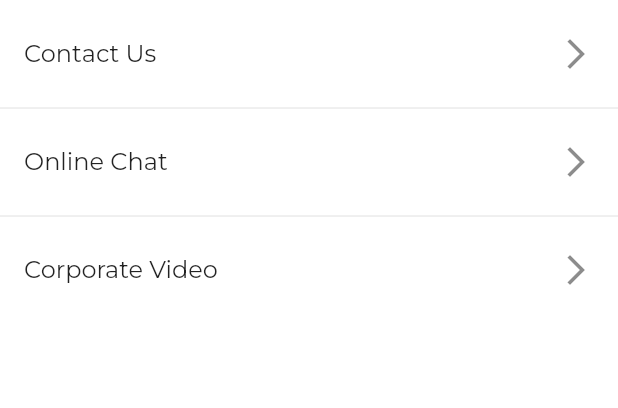
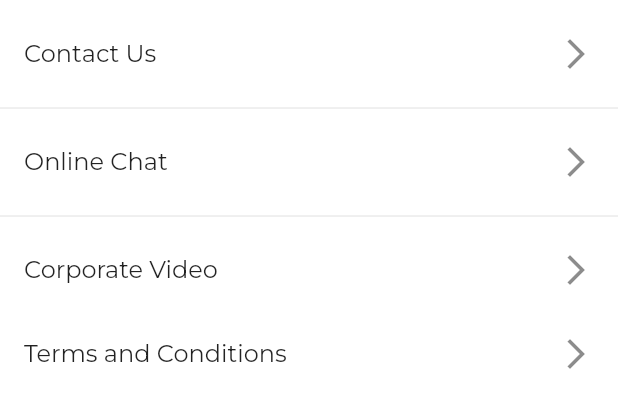
Before and after one commit to akwadqa/widam, a Flutter app: the ReachOutUs widget shown alone on an empty page, opened directly, on a phone screen of 412 x 824 dp. Shown: the top 408 px of the screen. Run offline on Flutter 3.47's test engine with Material 3 defaults, Android fonts, the phone set to English and light mode, and no system bars; our stand-ins replace auto_route, cached_network_image, carousel_slider, chewie, dio, dots_indicator and 33 more; missing offline and left inert: dart:html, firebase_ui_database, flutter_cupertino_date_picker_fork, flutter_polyline_points_plus, map_launcher, mobile_scanner and 6 more; accounts and stored records are empty; generated files the repository leaves out were written again; network calls fail; project files that could hold a hidden picture were left out.

Commit message:
- Fix edit profile hangout user data. -Add tems and condetion in settings.

```diff
--- a/lib/src/constants/services_urls.dart
+++ b/lib/src/constants/services_urls.dart
@@ -1,8 +1,8 @@
 abstract class ServicesUrls {
   //!Development
-  static const String domain = 'https://widam.akwad.qa';
+  // static const String domain = 'https://widam.akwad.qa';
   // !Production
-  // static const String domain = 'https://app.widam.com.qa';
+  static const String domain = 'https://app.widam.com.qa';
   static const String baseUrl = '$domain/api/method/widam_delivery';
   static const String googleMapsBaseUrl =
       'https://maps.googleapis.com/maps/api';
--- a/lib/src/features/auth/presentation/otp_screen/verify_otp_controller.dart
+++ b/lib/src/features/auth/presentation/otp_screen/verify_otp_controller.dart
@@ -1,5 +1,6 @@
 import 'package:riverpod_annotation/riverpod_annotation.dart';
 import 'package:widam/src/features/cart/presentation/cart_body/cart_controller.dart';
+import 'package:widam/src/features/profile/data/profile_repository.dart';
 import 'send_otp_controller.dart';
 
 import '../../application/user_data_provider.dart';
@@ -29,6 +30,8 @@ class VerifyOtpController extends _$VerifyOtpController {
             .read(userDataProvider.notifier)
             .setUserData(token: token, id: userId, fullName: fullName,customerId: customerId??"");
                       ref.invalidate(cartControllerProvider);
+                      ref.invalidate(profileRepositoryProvider);
+                      ref.invalidate(profileDetailsProvider);
 
       }
       state = AsyncValue.data(appResponse);
--- a/lib/src/features/profile/presentation/profile_screen/profile_screen.dart
+++ b/lib/src/features/profile/presentation/profile_screen/profile_screen.dart
@@ -83,7 +83,10 @@ class _ProfileButton extends ConsumerWidget {
           text: userToken != null
               ? S.of(context).editYourProfile
               : S.of(context).loginOrRegister,
-          onPressed: () {
+              backgroundColor:userToken != null&& userDetails==null?AppColors.screamingGrey:null,
+          onPressed:
+        userToken != null&&   userDetails==null?null:
+          () {
             if (userToken != null) {
               // if (userDetails != null) {
                 context.pushRoute(EditProfileScreen());
--- a/lib/src/features/profile/presentation/reach_out_us/reach_out_us.dart
+++ b/lib/src/features/profile/presentation/reach_out_us/reach_out_us.dart
@@ -39,6 +39,13 @@ class ReachOutUs extends ConsumerWidget {
             );
           },
         ),
+        ListTile(
+          title: Text( S.of(context).termsAndConditions),
+          trailing: const Icon(Icons.arrow_forward_ios),
+          onTap: () async {
+            context.pushRoute(TermsConditionsAndPrivacyPolicyScreen());
+          },
+        ),
 
         if (ref.watch(userDataProvider) != null) ...[
           const Divider(),
--- a/pubspec.yaml
+++ b/pubspec.yaml
@@ -3,7 +3,7 @@ description: Browse our products with ease and choose your favorite meat cut and
 
 publish_to: 'none'
 
-version: 20.1.6+7
+version: 20.1.7+9
 
 environment:
   sdk: '>=3.5.4 <4.0.0'
```
Also changed, not shown: local_packages/fcm_config/pubspec.lock, pubspec.lock, 7 other files.
